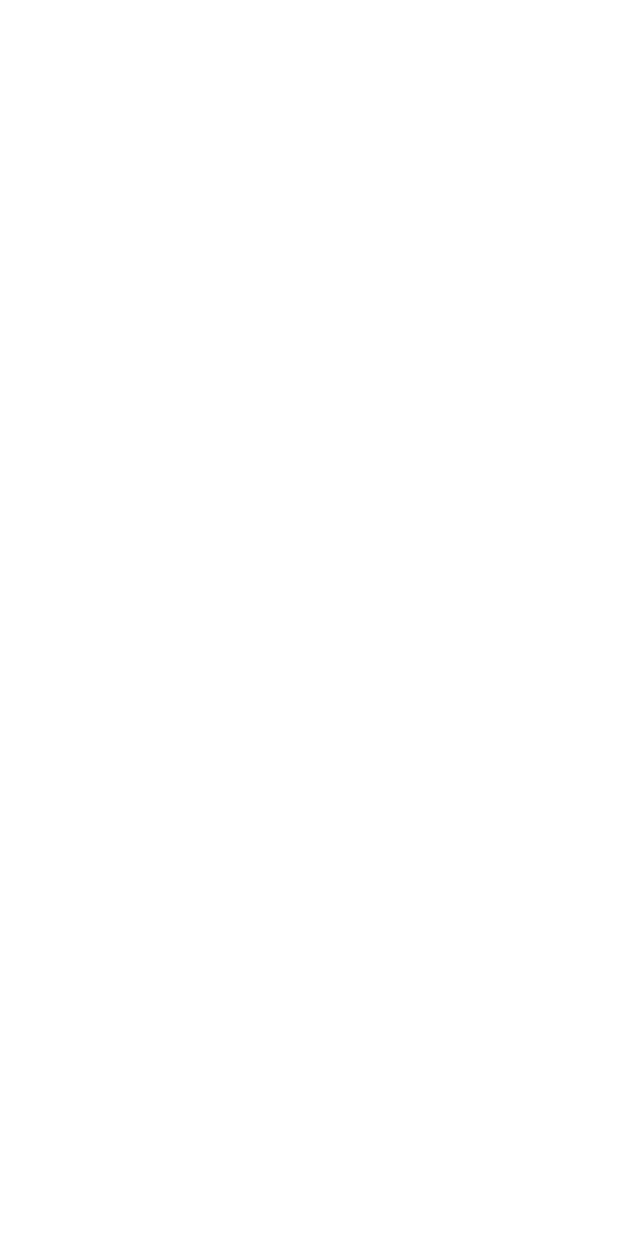
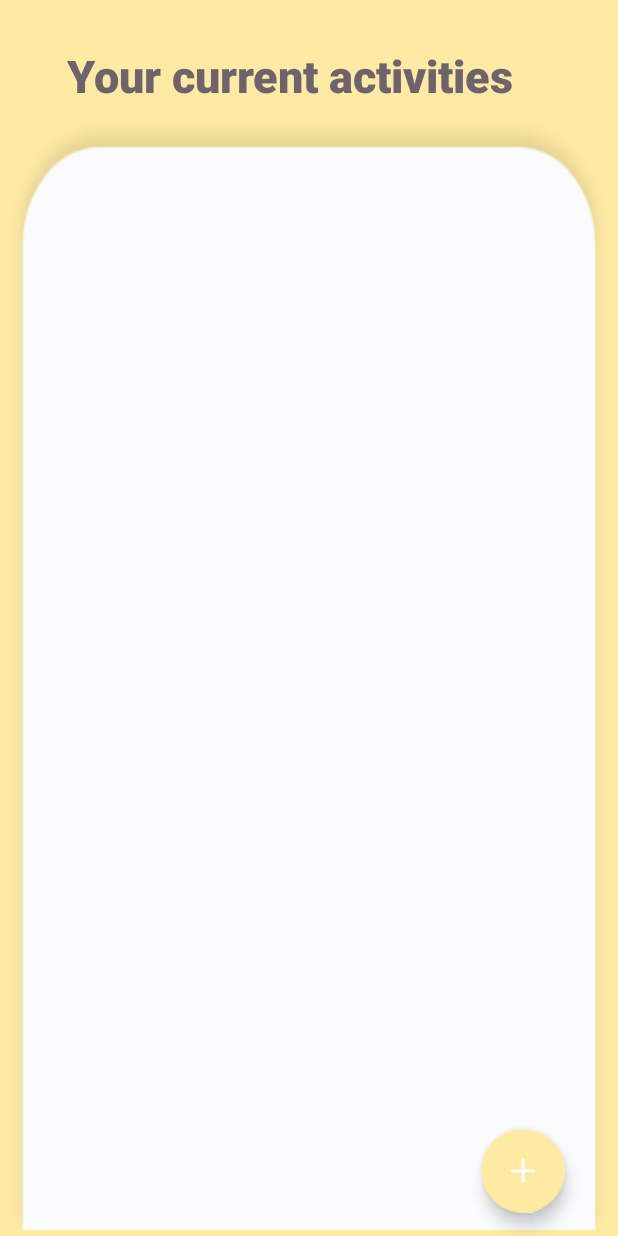
Before and after one commit to Lyamir/Moodegy, an Android app: the UpdateActivityActivity screen opened directly, with no data from a screen before it, on a phone screen of 412 x 824 dp. Before the commit the screen is empty. Run offline under Robolectric (Android 15) with nearby library versions, the phone set to English and light mode, and no system bars.

Commit message:
Added Add Activity
Included add activity main, add activity item, activity item

```diff
--- a/app/src/main/AndroidManifest.xml
+++ b/app/src/main/AndroidManifest.xml
@@ -11,7 +11,9 @@
         android:roundIcon="@mipmap/ic_launcher_round"
         android:supportsRtl="true"
         android:theme="@style/Theme.Moodegy">
-        <activity android:name=".ViewMoodEntry"></activity>
+        <activity android:name=".ActivitiesItemActivity"></activity>
+        <activity android:name=".AddActivityItemActivity" />
+        <activity android:name=".ViewMoodEntry" />
         <activity android:name=".MainActivity">
             <intent-filter>
                 <action android:name="android.intent.action.MAIN" />
--- a/app/src/main/res/layout/activity_updateactivity.xml
+++ b/app/src/main/res/layout/activity_updateactivity.xml
@@ -1,6 +1,77 @@
 <?xml version="1.0" encoding="utf-8"?>
-<LinearLayout xmlns:android="http://schemas.android.com/apk/res/android"
+<LinearLayout
+    xmlns:android="http://schemas.android.com/apk/res/android"
+    xmlns:app="http://schemas.android.com/apk/res-auto"
+    xmlns:tools="http://schemas.android.com/tools"
     android:layout_width="match_parent"
-    android:layout_height="match_parent">
+    android:layout_height="match_parent"
+    android:orientation="vertical"
+    android:gravity="center"
+    android:background="#ffeaa4"
+    tools:context=".MainActivity">
+
+    <LinearLayout
+        android:layout_width="match_parent"
+        android:layout_height="wrap_content"
+        android:layout_marginTop="20dp"
+        android:layout_marginLeft="30dp"
+        android:orientation="horizontal">
+
+        <TextView
+            android:layout_width="wrap_content"
+            android:layout_height="wrap_content"
+            android:text="Your current activities"
+            android:layout_marginTop="10dp"
+            android:layout_marginRight="10dp"
+            android:textSize="30dp"
+            android:textColor="#6e626d"
+            android:textStyle="bold"
+            android:fontFamily="sans-serif-black"/>
+
+    </LinearLayout>
+
+
+    <LinearLayout
+            android:layout_width="match_parent"
+            android:layout_height="match_parent"
+            android:background="@drawable/add_bg"
+            android:orientation="vertical">
+
+        <RelativeLayout
+            android:layout_width="match_parent"
+            android:layout_height="match_parent"
+            android:layout_marginLeft="20dp"
+            android:layout_marginRight="20dp"
+            android:orientation="vertical">
+
+            <LinearLayout
+                android:layout_width="match_parent"
+                android:layout_height="wrap_content"
+                android:orientation="vertical"
+                android:layout_marginTop="65dp"
+                android:layout_marginLeft="15dp"
+                android:layout_marginRight="15dp">
+
+                <androidx.recyclerview.widget.RecyclerView
+                    android:id="@+id/activitieslist_recyclerview"
+                    android:layout_width="match_parent"
+                    android:layout_height="match_parent"/>
+
+            </LinearLayout>
+
+            <com.google.android.material.floatingactionbutton.FloatingActionButton
+                android:id="@+id/addactivity_btn"
+                android:layout_width="wrap_content"
+                android:layout_height="wrap_content"
+                android:layout_alignParentBottom="true"
+                android:layout_alignParentEnd="true"
+                android:src="@drawable/plus"
+                app:tint="@color/white"
+                android:layout_margin="15dp"
+                app:backgroundTint="#ffeaa4"/>
+
+        </RelativeLayout>
+        </LinearLayout>
+
 
 </LinearLayout>
```
Also changed, not shown: app/src/main/java/com/mobdeve/dobleteope/moodegy/ActivitiesItemActivity.kt (added, +11 -0 lines), app/src/main/java/com/mobdeve/dobleteope/moodegy/AddActivityItemActivity.kt (added, +11 -0 lines), app/src/main/res/drawable/shape_background.xml (added, +8 -0 lines), app/src/main/res/layout/activities_item.xml (added, +52 -0 lines), app/src/main/res/layout/addactivity_item.xml (added, +46 -0 lines), app/src/main/res/drawable/add_bg.png (added), app/src/main/res/drawable/more.png (added), app/src/main/res/drawable/plus.png (added).
